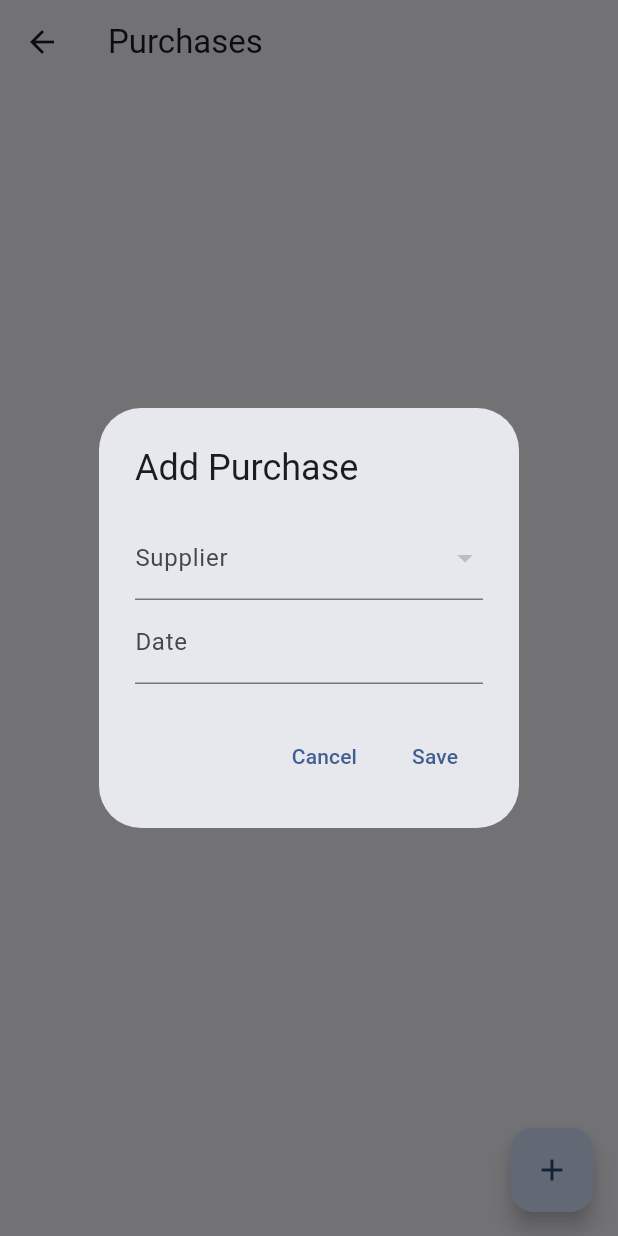
After one commit to dawillygene/genePos_mobile_server_api, a Flutter app: the PurchasesScreen screen opened by its route, after a tap on the "add" icon, on a phone screen of 412 x 824 dp. The commit adds this screen. Run offline on Flutter 3.47's test engine with Material 3 defaults, Android fonts, the phone set to English and light mode, and no system bars; our stand-ins replace shared_preferences, sqflite; accounts and stored records are empty.

Commit message:
feat: Implement purchase CRUD

```diff
--- a/lib/main.dart
+++ b/lib/main.dart
@@ -8,6 +8,7 @@ import 'package:gene_pos/screens/login_screen.dart';
 import 'package:gene_pos/screens/register_screen.dart';
 import 'package:gene_pos/screens/units_screen.dart';
 import 'package:gene_pos/screens/currencies_screen.dart';
+import 'package:gene_pos/screens/purchases_screen.dart';
 
 void main() async {
   WidgetsFlutterBinding.ensureInitialized();
@@ -36,6 +37,7 @@ class MyApp extends StatelessWidget {
         '/dashboard': (context) => DashboardScreen(),
         '/units': (context) => UnitsScreen(),
         '/currencies': (context) => CurrenciesScreen(),
+        '/purchases': (context) => PurchasesScreen(),
       },
     );
   }
--- a/lib/models/purchase_model.dart
+++ b/lib/models/purchase_model.dart
@@ -46,4 +46,22 @@ class Purchase {
       'updated_at': updatedAt,
     };
   }
+
+  factory Purchase.fromMap(Map<String, dynamic> map) {
+    return Purchase(
+      id: map['id'],
+      supplierId: map['supplier_id'],
+      userId: map['user_id'],
+      subTotal: map['sub_total'],
+      tax: map['tax'],
+      discountValue: map['discount_value'],
+      discountType: map['discount_type'],
+      shipping: map['shipping'],
+      grandTotal: map['grand_total'],
+      status: map['status'],
+      date: map['date'],
+      createdAt: map['created_at'],
+      updatedAt: map['updated_at'],
+    );
+  }
 }
--- a/lib/screens/dashboard_screen.dart
+++ b/lib/screens/dashboard_screen.dart
@@ -543,8 +543,7 @@ class _DashboardScreenState extends State<DashboardScreen>
   }
 
   void _navigateToPurchases() {
-    print('Navigate to Purchases');
-    // TODO: Navigate to purchases management screen
+    Navigator.pushNamed(context, '/purchases');
   }
 
   void _navigateToSuppliers() {
--- /dev/null
+++ b/lib/screens/purchases_screen.dart
@@ -0,0 +1,208 @@
+import 'package:flutter/material.dart';
+import '../models/purchase_model.dart';
+import '../services/purchase_service.dart';
+import '../services/supplier_service.dart';
+import '../models/supplier_model.dart';
+import '../services/auth_service.dart';
+
+class PurchasesScreen extends StatefulWidget {
+  @override
+  _PurchasesScreenState createState() => _PurchasesScreenState();
+}
+
+class _PurchasesScreenState extends State<PurchasesScreen> {
+  final PurchaseService _purchaseService = PurchaseService();
+  final SupplierService _supplierService = SupplierService();
+  final AuthService _authService = AuthService();
+  List<Purchase> _purchases = [];
+  List<Supplier> _suppliers = [];
+  final _formKey = GlobalKey<FormState>();
+  int? _selectedSupplierId;
+  final _dateController = TextEditingController();
+  Purchase? _selectedPurchase;
+
+  @override
+  void initState() {
+    super.initState();
+    _loadPurchases();
+    _loadSuppliers();
+  }
+
+  Future<void> _loadPurchases() async {
+    final purchases = await _purchaseService.getPurchases();
+    setState(() {
+      _purchases = purchases;
+    });
+  }
+
+  Future<void> _loadSuppliers() async {
+    final suppliers = await _supplierService.getSuppliers();
+    setState(() {
+      _suppliers = suppliers;
+    });
+  }
+
+  @override
+  Widget build(BuildContext context) {
+    return Scaffold(
+      appBar: AppBar(
+        title: Text('Purchases'),
+      ),
+      body: ListView.builder(
+        itemCount: _purchases.length,
+        itemBuilder: (context, index) {
+          final purchase = _purchases[index];
+          return ListTile(
+            title: Text('Purchase #${purchase.id}'),
+            subtitle: Text('Supplier ID: ${purchase.supplierId} - Grand Total: ${purchase.grandTotal}'),
+            trailing: Row(
+              mainAxisSize: MainAxisSize.min,
+              children: [
+                IconButton(
+                  icon: Icon(Icons.edit),
+                  onPressed: () {
+                    _showForm(purchase: purchase);
+                  },
+                ),
+                IconButton(
+                  icon: Icon(Icons.delete),
+                  onPressed: () {
+                    _deletePurchase(purchase.id!);
+                  },
+                ),
+              ],
+            ),
+          );
+        },
+      ),
+      floatingActionButton: FloatingActionButton(
+        onPressed: () {
+          _showForm();
+        },
+        child: Icon(Icons.add),
+      ),
+    );
+  }
+
+  void _showForm({Purchase? purchase}) {
+    _selectedPurchase = purchase;
+    _selectedSupplierId = purchase?.supplierId;
+    _dateController.text = purchase?.date ?? '';
+
+    showDialog(
+      context: context,
+      builder: (context) {
+        return AlertDialog(
+          title: Text(purchase == null ? 'Add Purchase' : 'Edit Purchase'),
+          content: Form(
+            key: _formKey,
+            child: Column(
+              mainAxisSize: MainAxisSize.min,
+              children: [
+                DropdownButtonFormField<int>(
+                  value: _selectedSupplierId,
+                  items: _suppliers.map((supplier) {
+                    return DropdownMenuItem<int>(
+                      value: supplier.id,
+                      child: Text(supplier.name),
+                    );
+                  }).toList(),
+                  onChanged: (value) {
+                    setState(() {
+                      _selectedSupplierId = value;
+                    });
+                  },
+                  decoration: InputDecoration(labelText: 'Supplier'),
+                  validator: (value) {
+                    if (value == null) {
+                      return 'Please select a supplier';
+                    }
+                    return null;
+                  },
+                ),
+                TextFormField(
+                  controller: _dateController,
+                  decoration: InputDecoration(labelText: 'Date'),
+                  validator: (value) {
+                    if (value == null || value.isEmpty) {
+                      return 'Please enter a date';
+                    }
+                    return null;
+                  },
+                  onTap: () async {
+                    DateTime? pickedDate = await showDatePicker(
+                      context: context,
+                      initialDate: DateTime.now(),
+                      firstDate: DateTime(2000),
+                      lastDate: DateTime(2101),
+                    );
+                    if (pickedDate != null) {
+                      _dateController.text = pickedDate.toIso8601String();
+                    }
+                  },
+                ),
+              ],
+            ),
+          ),
+          actions: [
+            TextButton(
+              onPressed: () {
+                Navigator.of(context).pop();
+              },
+              child: Text('Cancel'),
+            ),
+            TextButton(
+              onPressed: () {
+                _submit();
+              },
+              child: Text('Save'),
+            ),
+          ],
+        );
+      },
+    );
+  }
+
+  void _submit() {
+    if (_formKey.currentState!.validate()) {
+      final date = _dateController.text;
+      final user = _authService.currentUser;
+      if (user == null) {
+        // Handle case where user is not logged in
+        return;
+      }
+      final userId = user.id;
+
+      if (_selectedPurchase == null) {
+        final newPurchase = Purchase(
+          supplierId: _selectedSupplierId!,
+          userId: userId!,
+          date: date,
+          status: 1,
+        );
+        _purchaseService.insertPurchase(newPurchase).then((_) {
+          _loadPurchases();
+          Navigator.of(context).pop();
+        });
+      } else {
+        final updatedPurchase = Purchase(
+          id: _selectedPurchase!.id,
+          supplierId: _selectedSupplierId!,
+          userId: userId!,
+          date: date,
+          status: _selectedPurchase!.status,
+        );
+        _purchaseService.updatePurchase(updatedPurchase).then((_) {
+          _loadPurchases();
+          Navigator.of(context).pop();
+        });
+      }
+    }
+  }
+
+  void _deletePurchase(int id) {
+    _purchaseService.deletePurchase(id).then((_) {
+      _loadPurchases();
+    });
+  }
+}
--- /dev/null
+++ b/lib/services/purchase_service.dart
@@ -0,0 +1,30 @@
+import '../database_helper.dart';
+import '../models/purchase_model.dart';
+
+class PurchaseService {
+  final DatabaseHelper _dbHelper = DatabaseHelper();
+
+  Future<int> insertPurchase(Purchase purchase) async {
+    final db = await _dbHelper.database;
+    return await db.insert('purchases', purchase.toMap());
+  }
+
+  Future<List<Purchase>> getPurchases() async {
+    final db = await _dbHelper.database;
+    final List<Map<String, dynamic>> maps = await db.query('purchases');
+    return List.generate(maps.length, (i) {
+      return Purchase.fromMap(maps[i]);
+    });
+  }
+
+  Future<int> updatePurchase(Purchase purchase) async {
+    final db = await _dbHelper.database;
+    return await db.update('purchases', purchase.toMap(),
+        where: 'id = ?', whereArgs: [purchase.id]);
+  }
+
+  Future<int> deletePurchase(int id) async {
+    final db = await _dbHelper.database;
+    return await db.delete('purchases', where: 'id = ?', whereArgs: [id]);
+  }
+}
```
